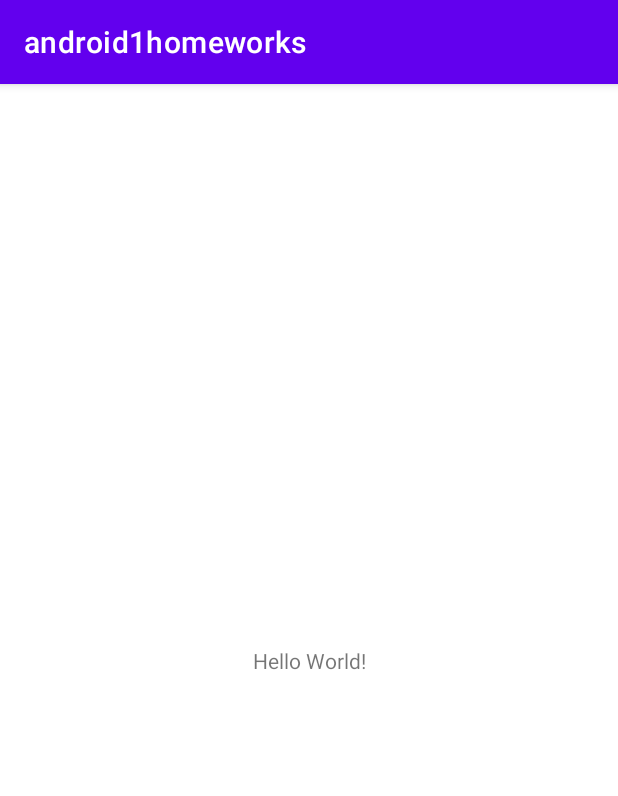
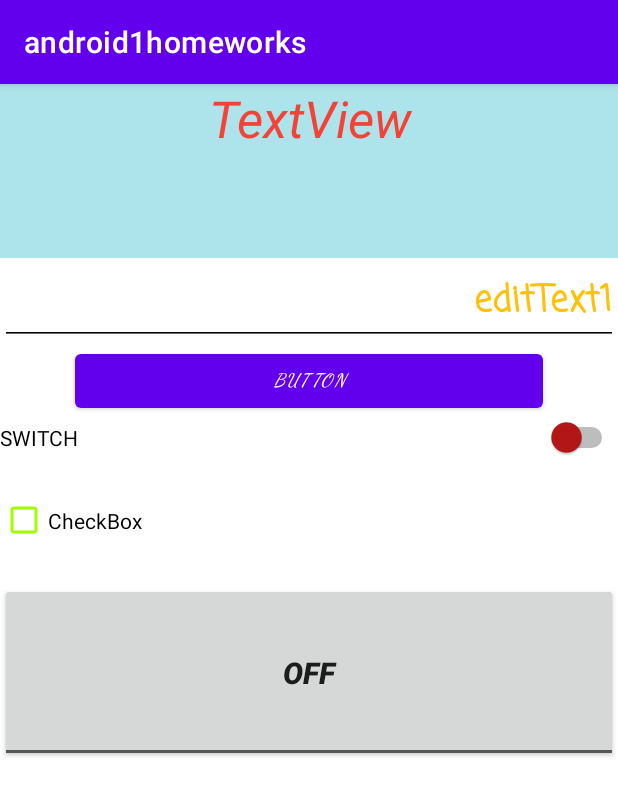
Before and after one commit to Ruslan-Khujaniyazov/android1homeworks, an Android app: the screen it shows after launch (MainActivity), on a phone screen of 412 x 824 dp. Shown: the top 796 px of the screen. Run offline under Robolectric (Android 15) with nearby library versions, the phone set to English and light mode, and no system bars.

Commit message:
-homework 1. Task 1

```diff
--- a/app/src/main/res/layout/activity_main.xml
+++ b/app/src/main/res/layout/activity_main.xml
@@ -1,18 +1,70 @@
 <?xml version="1.0" encoding="utf-8"?>
-<androidx.constraintlayout.widget.ConstraintLayout xmlns:android="http://schemas.android.com/apk/res/android"
+<LinearLayout xmlns:android="http://schemas.android.com/apk/res/android"
     xmlns:app="http://schemas.android.com/apk/res-auto"
     xmlns:tools="http://schemas.android.com/tools"
     android:layout_width="match_parent"
     android:layout_height="match_parent"
+    android:orientation="vertical"
     tools:context=".MainActivity">
 
+
     <TextView
-        android:layout_width="wrap_content"
+        android:id="@+id/textView1"
+        android:layout_width="match_parent"
+        android:layout_height="116dp"
+        android:background="#754EC2D1"
+        android:text="TextView"
+        android:textAlignment="center"
+        android:textColor="#F44336"
+        android:textIsSelectable="true"
+        android:textSize="34sp"
+        android:textStyle="italic" />
+
+    <EditText
+        android:id="@+id/editText1"
+        android:layout_width="match_parent"
         android:layout_height="wrap_content"
-        android:text="Hello World!"
-        app:layout_constraintBottom_toBottomOf="parent"
-        app:layout_constraintLeft_toLeftOf="parent"
-        app:layout_constraintRight_toRightOf="parent"
-        app:layout_constraintTop_toTopOf="parent" />
+        android:backgroundTint="#FC000000"
+        android:ems="10"
+        android:fontFamily="casual"
+        android:inputType="text"
+        android:text="editText1"
+        android:textAlignment="textEnd"
+        android:textColor="#FFC107"
+        android:textSize="24sp"
+        android:textStyle="bold" />
 
-</androidx.constraintlayout.widget.ConstraintLayout>
+    <Button
+        android:id="@+id/button"
+        android:layout_width="match_parent"
+        android:layout_height="wrap_content"
+        android:fontFamily="cursive"
+        android:insetLeft="50dp"
+        android:insetRight="50dp"
+        android:text="Button"
+        android:textSize="12sp"
+        android:textStyle="italic" />
+
+    <Switch
+        android:id="@+id/switch1"
+        android:layout_width="match_parent"
+        android:layout_height="wrap_content"
+        android:text="SWITCH"
+        android:thumbTint="#B61616" />
+
+    <CheckBox
+        android:id="@+id/checkBox"
+        android:layout_width="match_parent"
+        android:layout_height="83dp"
+        android:buttonTint="#9DFF00"
+        android:text="CheckBox" />
+
+    <ToggleButton
+        android:id="@+id/toggleButton"
+        android:layout_width="match_parent"
+        android:layout_height="119dp"
+        android:text="ToggleButton"
+        android:textSize="20sp"
+        android:textStyle="bold|italic" />
+
+</LinearLayout>
```
